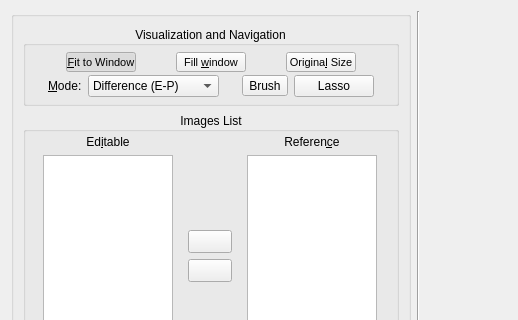
This is src/HdrWizard/EditingTools.ui in LuminanceHDR/LuminanceHDR as Qt 5 draws it before an edit; both pictures show x 0 to 518 and y 0 to 320 of the 1004 by 737 pixel window. The edited form follows.
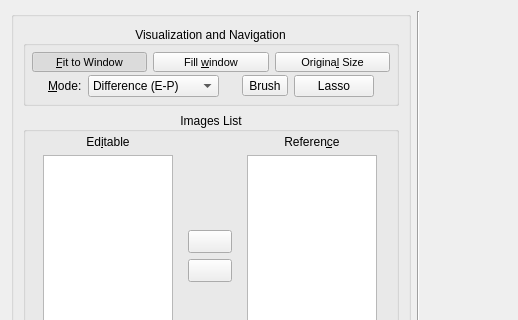
This is the edited form. The open tabs and pages were chosen to show the change. Icons and pictures are not drawn.

Commit message: [EditingTools]: restore missing connections in the UI

Patch:
```diff
--- a/src/HdrWizard/EditingTools.ui
+++ b/src/HdrWizard/EditingTools.ui
@@ -431,6 +431,12 @@
                </property>
                <item>
                 <widget class="QToolButton" name="fitButton">
+                 <property name="sizePolicy">
+                  <sizepolicy hsizetype="MinimumExpanding" vsizetype="Preferred">
+                   <horstretch>0</horstretch>
+                   <verstretch>0</verstretch>
+                  </sizepolicy>
+                 </property>
                  <property name="minimumSize">
                   <size>
                    <width>70</width>
@@ -439,7 +445,7 @@
                  </property>
                  <property name="maximumSize">
                   <size>
-                   <width>70</width>
+                   <width>16777215</width>
                    <height>16777215</height>
                   </size>
                  </property>
@@ -477,6 +483,12 @@
                </item>
                <item>
                 <widget class="QToolButton" name="fillButton">
+                 <property name="sizePolicy">
+                  <sizepolicy hsizetype="MinimumExpanding" vsizetype="Preferred">
+                   <horstretch>0</horstretch>
+                   <verstretch>0</verstretch>
+                  </sizepolicy>
+                 </property>
                  <property name="minimumSize">
                   <size>
                    <width>70</width>
@@ -485,7 +497,7 @@
                  </property>
                  <property name="maximumSize">
                   <size>
-                   <width>70</width>
+                   <width>16777215</width>
                    <height>16777215</height>
                   </size>
                  </property>
@@ -520,6 +532,12 @@
                </item>
                <item>
                 <widget class="QToolButton" name="origSizeButton">
+                 <property name="sizePolicy">
+                  <sizepolicy hsizetype="MinimumExpanding" vsizetype="Preferred">
+                   <horstretch>0</horstretch>
+                   <verstretch>0</verstretch>
+                  </sizepolicy>
+                 </property>
                  <property name="minimumSize">
                   <size>
                    <width>70</width>
@@ -528,7 +546,7 @@
                  </property>
                  <property name="maximumSize">
                   <size>
-                   <width>70</width>
+                   <width>16777215</width>
                    <height>16777215</height>
                   </size>
                  </property>
```
Left out of the diff: 98 changed lines with no effect on the pictures.
